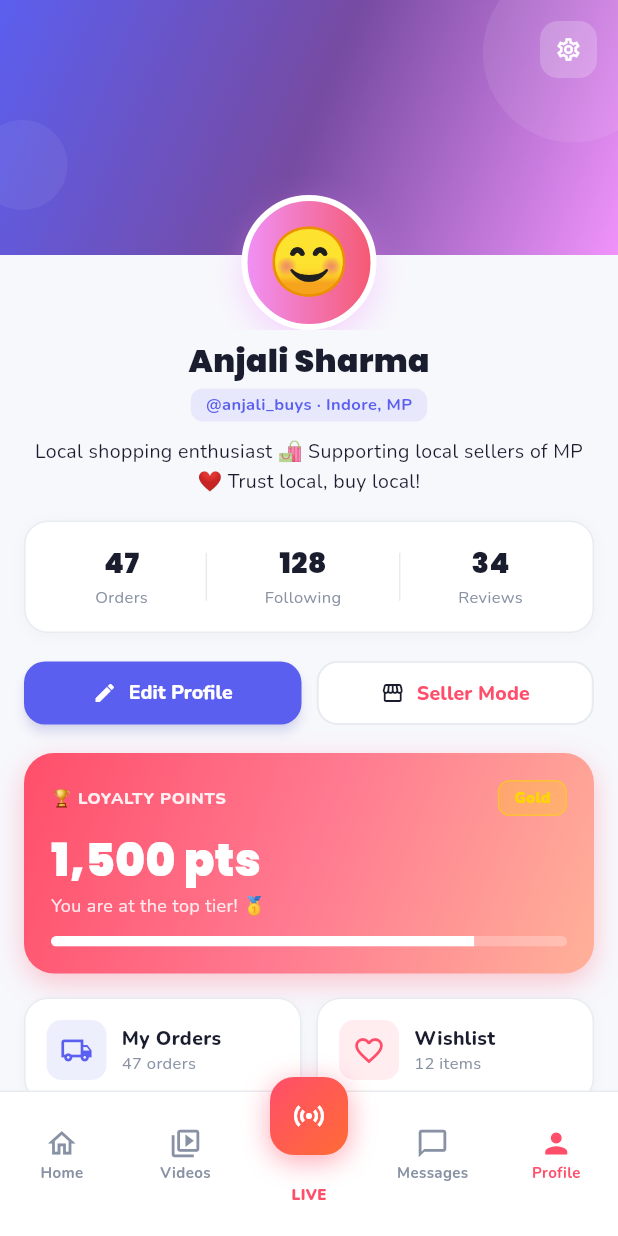
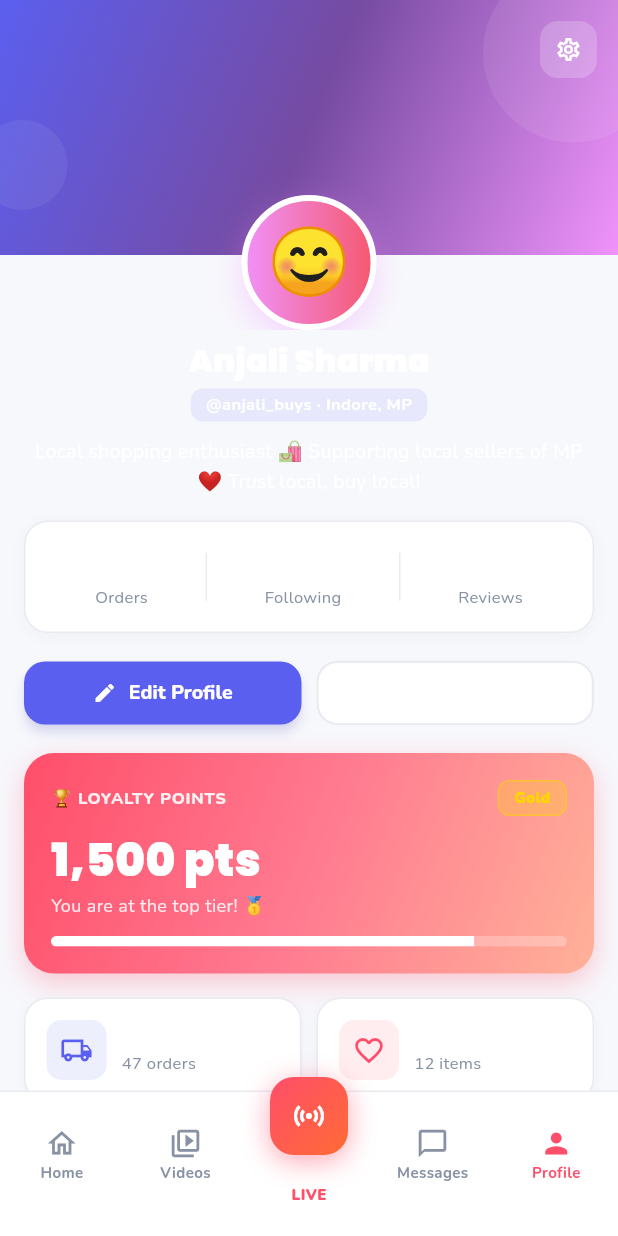
Before and after one commit to RA4m15/Shop-Near, a Flutter app: the ProfileScreen screen opened by its route, on a phone screen of 412 x 824 dp. Run offline on Flutter 3.47's test engine with Material 3 defaults, Android fonts, the phone set to English and light mode, and no system bars; our stand-ins replace flutter_riverpod, go_router, google_fonts, shimmer.

Commit message:
changed the visibility

```diff
--- a/lib/features/profile/presentation/profile_screen.dart
+++ b/lib/features/profile/presentation/profile_screen.dart
@@ -123,17 +123,17 @@ class _ProfileScreenState extends ConsumerState<ProfileScreen>
                 child: Column(
                   children: [
                     const SizedBox(height: 6),
-                    Text(profile.name, style: AppTextStyles.h2.copyWith(fontSize: 21, fontWeight: FontWeight.w900, color: AppColors.text)),
+                    Text(profile.name, style: AppTextStyles.h2.copyWith(fontSize: 21, fontWeight: FontWeight.w900, color: Colors.white)),
                     const SizedBox(height: 3),
                     Container(
                       padding: const EdgeInsets.symmetric(horizontal: 10, vertical: 3),
                       decoration: BoxDecoration(color: AppColors.secondary.withOpacity(0.1), borderRadius: BorderRadius.circular(8)),
                       child: Text('@${profile.username} · ${profile.location}',
-                          style: AppTextStyles.bodySmall.copyWith(color: AppColors.secondary, fontSize: 11, fontWeight: FontWeight.w700)),
+                          style: AppTextStyles.bodySmall.copyWith(color: Colors.white, fontSize: 11, fontWeight: FontWeight.w700)),
                     ),
                     const SizedBox(height: 10),
                     Text(profile.bio, textAlign: TextAlign.center,
-                        style: AppTextStyles.bodyMedium.copyWith(color: AppColors.text, fontSize: 13, height: 1.5)),
+                        style: AppTextStyles.bodyMedium.copyWith(color: Colors.white, fontSize: 13, height: 1.5)),
                     const SizedBox(height: 16),
                     Container(
                       padding: const EdgeInsets.symmetric(vertical: 14, horizontal: 8),
@@ -173,8 +173,8 @@ class _ProfileScreenState extends ConsumerState<ProfileScreen>
                         Expanded(
                           child: OutlinedButton.icon(
                             onPressed: () => context.go('/seller'),
-                            icon: Icon(Icons.storefront, size: 16, color: AppColors.text),
-                            label: Text('Seller Mode', style: AppTextStyles.labelMedium.copyWith(fontSize: 13, fontWeight: FontWeight.w800)),
+                            icon: Icon(Icons.storefront, size: 16, color: Colors.white),
+                            label: Text('Seller Mode', style: AppTextStyles.labelMedium.copyWith(color: Colors.white, fontSize: 13, fontWeight: FontWeight.w800)),
                             style: OutlinedButton.styleFrom(
                               padding: const EdgeInsets.symmetric(vertical: 12),
                               side: const BorderSide(color: AppColors.border, width: 1.5),
@@ -303,7 +303,7 @@ class _ProfileScreenState extends ConsumerState<ProfileScreen>
         child: Row(children: [
           Container(width: 44, height: 44, decoration: BoxDecoration(gradient: LinearGradient(colors: [AppColors.secondary.withOpacity(0.1), AppColors.secondary.withOpacity(0.05)]), borderRadius: BorderRadius.circular(12)), alignment: Alignment.center, child: const Text('🛍️', style: TextStyle(fontSize: 20))),
           const SizedBox(width: 12),
-          Expanded(child: Column(crossAxisAlignment: CrossAxisAlignment.start, children: [Text(name, style: AppTextStyles.labelMedium.copyWith(fontWeight: FontWeight.w800, color: AppColors.text)), Text(id, style: AppTextStyles.bodySmall.copyWith(color: AppColors.muted))])),
+          Expanded(child: Column(crossAxisAlignment: CrossAxisAlignment.start, children: [Text(name, style: AppTextStyles.labelMedium.copyWith(fontWeight: FontWeight.w800, color: Colors.white)), Text(id, style: AppTextStyles.bodySmall.copyWith(color: AppColors.muted))])),
           Container(padding: const EdgeInsets.symmetric(horizontal: 10, vertical: 4), decoration: BoxDecoration(color: color.withOpacity(0.1), borderRadius: BorderRadius.circular(8)),
             child: Text(status, style: AppTextStyles.labelSmall.copyWith(color: color, fontWeight: FontWeight.w900))),
         ]),
@@ -318,11 +318,11 @@ class _ProfileScreenState extends ConsumerState<ProfileScreen>
         boxShadow: [BoxShadow(color: Colors.black.withOpacity(0.03), blurRadius: 6, offset: const Offset(0, 2))]),
       child: Column(crossAxisAlignment: CrossAxisAlignment.start, children: [
         Row(mainAxisAlignment: MainAxisAlignment.spaceBetween, children: [
-          Text(shop, style: AppTextStyles.labelMedium.copyWith(fontWeight: FontWeight.w800, color: AppColors.text)),
+          Text(shop, style: AppTextStyles.labelMedium.copyWith(fontWeight: FontWeight.w800, color: Colors.white)),
           Row(children: List.generate(stars, (i) => const Icon(Icons.star, color: AppColors.accent, size: 14))),
         ]),
         const SizedBox(height: 6),
-        Text(review, style: AppTextStyles.bodySmall.copyWith(height: 1.5, color: AppColors.text)),
+        Text(review, style: AppTextStyles.bodySmall.copyWith(height: 1.5, color: Colors.white)),
       ]),
     );
   }
@@ -333,7 +333,7 @@ class _ProfileScreenState extends ConsumerState<ProfileScreen>
         boxShadow: [BoxShadow(color: Colors.black.withOpacity(0.06), blurRadius: 8, offset: const Offset(0, 3))]),
         alignment: Alignment.center, child: Text(emoji, style: const TextStyle(fontSize: 26))),
       const SizedBox(height: 5),
-      Text(label, style: AppTextStyles.labelSmall.copyWith(fontSize: 9, fontWeight: FontWeight.w800, color: AppColors.text), textAlign: TextAlign.center),
+      Text(label, style: AppTextStyles.labelSmall.copyWith(fontSize: 9, fontWeight: FontWeight.w800, color: Colors.white), textAlign: TextAlign.center),
     ]);
   }
 
@@ -341,7 +341,7 @@ class _ProfileScreenState extends ConsumerState<ProfileScreen>
     return GestureDetector(
       onTap: tabIndex != null ? () => setState(() => _activeTabIndex = tabIndex) : null,
       child: Column(children: [
-        Text(val, style: AppTextStyles.h3.copyWith(fontSize: 19, fontWeight: FontWeight.w900, color: AppColors.text)),
+        Text(val, style: AppTextStyles.h3.copyWith(fontSize: 19, fontWeight: FontWeight.w900, color: Colors.white)),
         const SizedBox(height: 2),
         Text(lbl, style: AppTextStyles.bodySmall.copyWith(color: AppColors.muted, fontSize: 11)),
       ]),
@@ -360,7 +360,7 @@ class _ProfileScreenState extends ConsumerState<ProfileScreen>
           alignment: Alignment.center, child: Icon(icon, color: iconColor, size: 22)),
         const SizedBox(width: 10),
         Column(crossAxisAlignment: CrossAxisAlignment.start, children: [
-          Text(title, style: AppTextStyles.labelMedium.copyWith(fontSize: 13, fontWeight: FontWeight.w800, color: AppColors.text)),
+          Text(title, style: AppTextStyles.labelMedium.copyWith(fontSize: 13, fontWeight: FontWeight.w800, color: Colors.white)),
           Text(sub, style: AppTextStyles.bodySmall.copyWith(color: AppColors.muted, fontSize: 11)),
         ]),
       ]),
```
